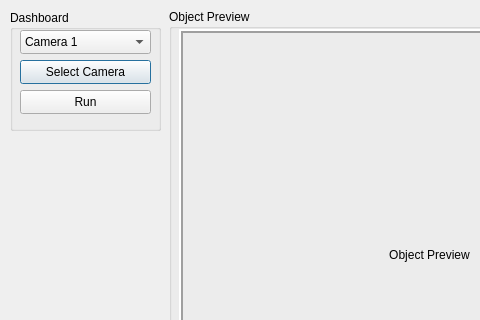
bima0302/Prototype, file Program/Aplikasi Deteksi Hama/theme/main.ui: the form before one commit; both pictures show x 0 to 480 and y 0 to 320 of the 700 by 500 pixel window.
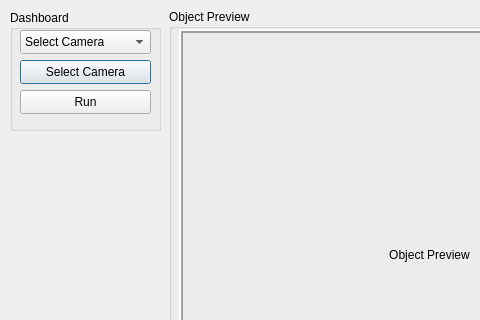
The form after the commit.

Patch:
```diff
--- a/Program/Aplikasi Deteksi Hama/theme/main.ui
+++ b/Program/Aplikasi Deteksi Hama/theme/main.ui
@@ -36,12 +36,7 @@
     </property>
     <item>
      <property name="text">
-      <string>Camera 1</string>
-     </property>
-    </item>
-    <item>
-     <property name="text">
-      <string>Camera 2</string>
+      <string>Select Camera</string>
      </property>
     </item>
    </widget>
```
